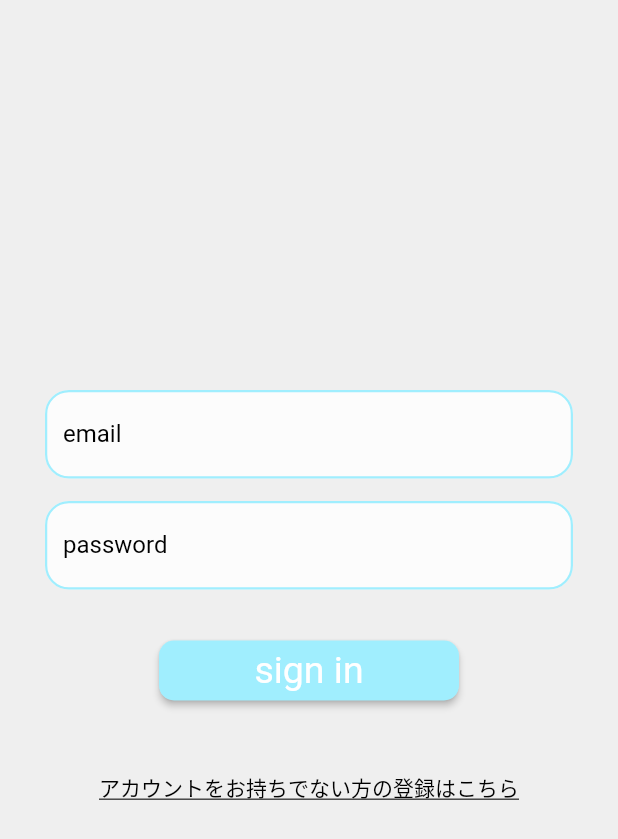
After one commit to GDSC-UTokyo/hackathon__mental-app__mobile, a Flutter app: the LoginPage screen opened by its route, on a phone screen of 412 x 824 dp. The commit adds this screen. Shown: the top 839 px of the screen. Run offline on Flutter 3.47's test engine with Material 2 defaults, Android fonts, the phone set to English and light mode, and no system bars; our stand-ins replace google_fonts, routemaster, syncfusion_flutter_charts.

Commit message:
wip: login page

```diff
--- a/lib/app.dart
+++ b/lib/app.dart
@@ -1,6 +1,7 @@
 import 'package:routemaster/routemaster.dart';
 import 'package:flutter/material.dart';
 import 'package:app/screens/home/home.dart';
+import 'package:app/screens/home/login.dart';
 import 'package:app/screens/home/unknown.dart';
 
 class MyApp extends StatelessWidget {
@@ -15,6 +16,7 @@ class MyApp extends StatelessWidget {
               const MaterialPage(child: UnknownPage()), //FIXME:
           routes: {
             '/': (_) => const MaterialPage(child: HomePage()),
+            '/login': (_) => const MaterialPage(child: LoginPage()),
           },
         ),
       ),
--- /dev/null
+++ b/lib/screens/home/login.dart
@@ -0,0 +1,133 @@
+import 'package:app/theme/text.dart';
+import 'package:app/theme/theme.dart';
+import 'package:flutter/material.dart';
+import 'package:provider/provider.dart';
+
+class LoginPage extends StatefulWidget {
+  const LoginPage({super.key});
+
+  @override
+  _LoginPageState createState() => _LoginPageState();
+}
+
+class _LoginPageState extends State<LoginPage> {
+  String email = '';
+  String password = '';
+  String message = '';
+
+  @override
+  Widget build(BuildContext context) {
+    final themeColor = Provider.of<ThemeProvider>(context).theme.colorTheme;
+
+    InputDecoration loginInputDecoration(String labelText){
+      return InputDecoration(
+        fillColor: themeColor.white[1],
+        filled: true,
+        focusedBorder: OutlineInputBorder(
+          borderRadius: BorderRadius.circular(16),
+          borderSide: BorderSide(
+            color: themeColor.primary,
+            width: 3.0,
+          ),
+        ),
+        labelText: labelText,
+        labelStyle: TextStyle(
+          color: themeColor.black,
+        ),
+        floatingLabelStyle: const TextStyle(fontSize: 20),
+        enabledBorder: OutlineInputBorder(
+          borderRadius: BorderRadius.circular(16),
+          borderSide: BorderSide(
+            color: themeColor.primary,
+            width: 1.5,
+          ),
+        ),
+      );
+    }
+
+    return Scaffold(
+      backgroundColor: themeColor.background,
+      body: Center(
+        child: Container(
+          padding: const EdgeInsets.all(30.0),
+          child: Column(
+            mainAxisAlignment: MainAxisAlignment.center,
+            children: <Widget>[
+              Padding(
+                padding: const EdgeInsets.only(
+                  bottom: 15.0,
+                ),
+                child: TextFormField(
+                  decoration: loginInputDecoration('email'),
+                  onChanged: (String value) {
+                    setState(() {
+                      email = value;
+                    });
+                  },
+                ),
+              ),
+              Padding(
+                padding: const EdgeInsets.only(
+                  bottom: 30.0,
+                ),
+                child: TextFormField(
+                  decoration: loginInputDecoration('password'),
+                  obscureText: true,
+                  onChanged: (String value) {
+                    setState(() {
+                      password = value;
+                    });
+                  },
+                ),
+              ),
+              Padding(
+                padding: const EdgeInsets.only(
+                  bottom: 30.0,
+                ),
+                child: ElevatedButton(
+                  onPressed: (){
+                    //メールアドレスとパスワードを送る
+                  },
+                  style: ElevatedButton.styleFrom(
+                    backgroundColor: themeColor.primary,
+                    foregroundColor: themeColor.white.first,
+                    fixedSize: const Size(200,40),
+                    shape: RoundedRectangleBorder(
+                      borderRadius: BorderRadius.circular(10),
+                    ),
+                    textStyle: const TextStyle(
+                      fontSize: 25,
+                    ),
+                  ),
+                  child: const Text('sign in'),
+                ),
+              ),
+              Padding(
+                padding: const EdgeInsets.only(
+                  bottom: 15.0,
+                ),
+                child: TextButton(
+                  style: TextButton.styleFrom(
+                    backgroundColor: themeColor.background,
+                    foregroundColor: themeColor.black,
+
+                  ),
+                  onPressed: () {},
+                  child: const Text(
+                    'アカウントをお持ちでない方の登録はこちら',
+                    style: TextStyle(
+                      decoration: TextDecoration.underline,
+                    ),
+                  ),
+                ),
+              ),
+            ],
+          ),
+        ),
+      ),
+    );
+  }
+}
+
+class FlatButton {
+}
--- a/lib/theme/color.dart
+++ b/lib/theme/color.dart
@@ -1,6 +1,7 @@
 import 'package:flutter/material.dart';
 
 class AppColorTheme {
+
   const AppColorTheme({
     required this.primary,
     required this.secondary,
@@ -20,6 +21,7 @@ class AppColorTheme {
     required this.purple,
     required this.pink,
     required this.error,
+    required this.black,
   });
 
   factory AppColorTheme.light() {
@@ -48,6 +50,7 @@ class AppColorTheme {
       purple: const Color(0xffE4B7FF),
       pink: const Color(0xffFFB8E6),
       error: const Color(0xffBF3130),
+      black: const Color(0xff000000),
     );
   }
 
@@ -69,4 +72,5 @@ class AppColorTheme {
   final Color purple;
   final Color pink;
   final Color error;
+  final Color black;
 }
```
